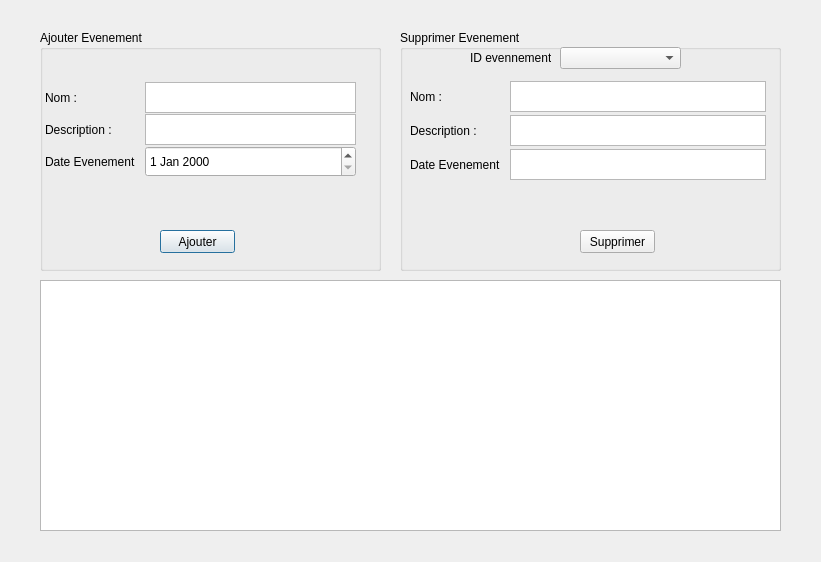
Before: the Qt Designer form Projet2A/evenementinter.ui in soumaya-nheri/Smart-Restaurant-2A25, drawn with Qt 5.
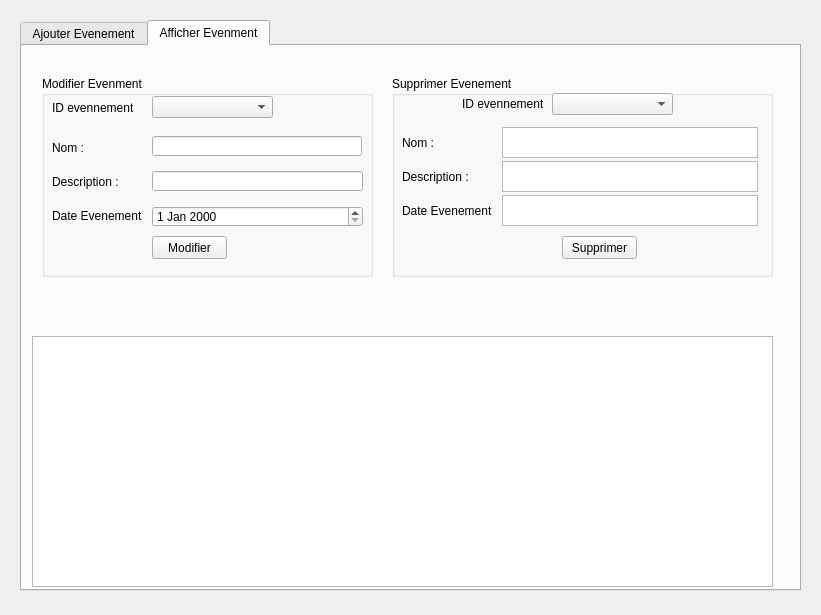
After: the same form once the commit is applied. The open tabs and pages were chosen to show the change.

```diff
--- a/Projet2A/evenementinter.ui
+++ b/Projet2A/evenementinter.ui
@@ -7,19 +7,35 @@
     <x>0</x>
     <y>0</y>
     <width>821</width>
-    <height>562</height>
+    <height>615</height>
    </rect>
   </property>
   <property name="windowTitle">
    <string>Dialog</string>
   </property>
+  <widget class="QTabWidget" name="tabWidget">
+   <property name="geometry">
+    <rect>
+     <x>20</x>
+     <y>20</y>
+     <width>781</width>
+     <height>571</height>
+    </rect>
+   </property>
+   <property name="currentIndex">
+    <number>0</number>
+   </property>
+   <widget class="QWidget" name="tab">
+    <attribute name="title">
+     <string>Ajouter Evenement</string>
+    </attribute>
   <widget class="QGroupBox" name="groupBox">
    <property name="geometry">
     <rect>
-     <x>40</x>
-     <y>30</y>
-     <width>341</width>
-     <height>241</height>
+       <x>130</x>
+       <y>70</y>
+       <width>441</width>
+       <height>261</height>
     </rect>
    </property>
    <property name="title">
@@ -108,26 +124,18 @@
     </property>
    </widget>
   </widget>
-  <widget class="QTableView" name="tablemodifier">
-   <property name="geometry">
-    <rect>
-     <x>40</x>
-     <y>280</y>
-     <width>741</width>
-     <height>251</height>
-    </rect>
-   </property>
-   <property name="autoFillBackground">
-    <bool>false</bool>
-   </property>
-  </widget>
+   </widget>
+   <widget class="QWidget" name="tab_2">
+    <attribute name="title">
+     <string>Afficher Evenment</string>
+    </attribute>
   <widget class="QGroupBox" name="groupBox_2">
    <property name="geometry">
     <rect>
-     <x>400</x>
+       <x>370</x>
      <y>30</y>
      <width>381</width>
-     <height>241</height>
+       <height>201</height>
     </rect>
    </property>
    <property name="title">
@@ -159,8 +167,8 @@
    <widget class="QPushButton" name="SupprimerBouton">
     <property name="geometry">
      <rect>
-      <x>180</x>
-      <y>200</y>
+        <x>170</x>
+        <y>160</y>
       <width>75</width>
       <height>23</height>
      </rect>
@@ -237,6 +245,139 @@
       <height>31</height>
      </rect>
     </property>
+     </widget>
+    </widget>
+    <widget class="QTableView" name="tablemodifier">
+     <property name="geometry">
+      <rect>
+       <x>10</x>
+       <y>290</y>
+       <width>741</width>
+       <height>251</height>
+      </rect>
+     </property>
+     <property name="autoFillBackground">
+      <bool>false</bool>
+     </property>
+    </widget>
+    <widget class="QGroupBox" name="groupBox_3">
+     <property name="geometry">
+      <rect>
+       <x>20</x>
+       <y>30</y>
+       <width>331</width>
+       <height>201</height>
+      </rect>
+     </property>
+     <property name="title">
+      <string>Modifier Evenment</string>
+     </property>
+     <widget class="QComboBox" name="comboBox_modif">
+      <property name="geometry">
+       <rect>
+        <x>110</x>
+        <y>20</y>
+        <width>121</width>
+        <height>22</height>
+       </rect>
+      </property>
+     </widget>
+     <widget class="QLabel" name="label_29">
+      <property name="geometry">
+       <rect>
+        <x>10</x>
+        <y>124</y>
+        <width>91</width>
+        <height>31</height>
+       </rect>
+      </property>
+      <property name="text">
+       <string>Date Evenement :</string>
+      </property>
+     </widget>
+     <widget class="QLabel" name="label_28">
+      <property name="geometry">
+       <rect>
+        <x>10</x>
+        <y>56</y>
+        <width>91</width>
+        <height>31</height>
+       </rect>
+      </property>
+      <property name="text">
+       <string>Nom :</string>
+      </property>
+     </widget>
+     <widget class="QLabel" name="label_27">
+      <property name="geometry">
+       <rect>
+        <x>10</x>
+        <y>90</y>
+        <width>91</width>
+        <height>31</height>
+       </rect>
+      </property>
+      <property name="text">
+       <string>Description :</string>
+      </property>
+     </widget>
+     <widget class="QLineEdit" name="nommodif">
+      <property name="geometry">
+       <rect>
+        <x>110</x>
+        <y>60</y>
+        <width>210</width>
+        <height>20</height>
+       </rect>
+      </property>
+     </widget>
+     <widget class="QLineEdit" name="descmodif">
+      <property name="geometry">
+       <rect>
+        <x>110</x>
+        <y>95</y>
+        <width>211</width>
+        <height>20</height>
+       </rect>
+      </property>
+     </widget>
+     <widget class="QLabel" name="label_2">
+      <property name="geometry">
+       <rect>
+        <x>10</x>
+        <y>16</y>
+        <width>81</width>
+        <height>31</height>
+       </rect>
+      </property>
+      <property name="text">
+       <string>ID evennement</string>
+      </property>
+     </widget>
+     <widget class="QDateEdit" name="datemodif">
+      <property name="geometry">
+       <rect>
+        <x>110</x>
+        <y>130</y>
+        <width>211</width>
+        <height>21</height>
+       </rect>
+      </property>
+     </widget>
+     <widget class="QPushButton" name="modifiebtn">
+      <property name="geometry">
+       <rect>
+        <x>110</x>
+        <y>160</y>
+        <width>75</width>
+        <height>23</height>
+       </rect>
+      </property>
+      <property name="text">
+       <string>Modifier</string>
+      </property>
+     </widget>
+    </widget>
    </widget>
   </widget>
  </widget>
```
Lines whose indentation alone changed are shown as unchanged.
